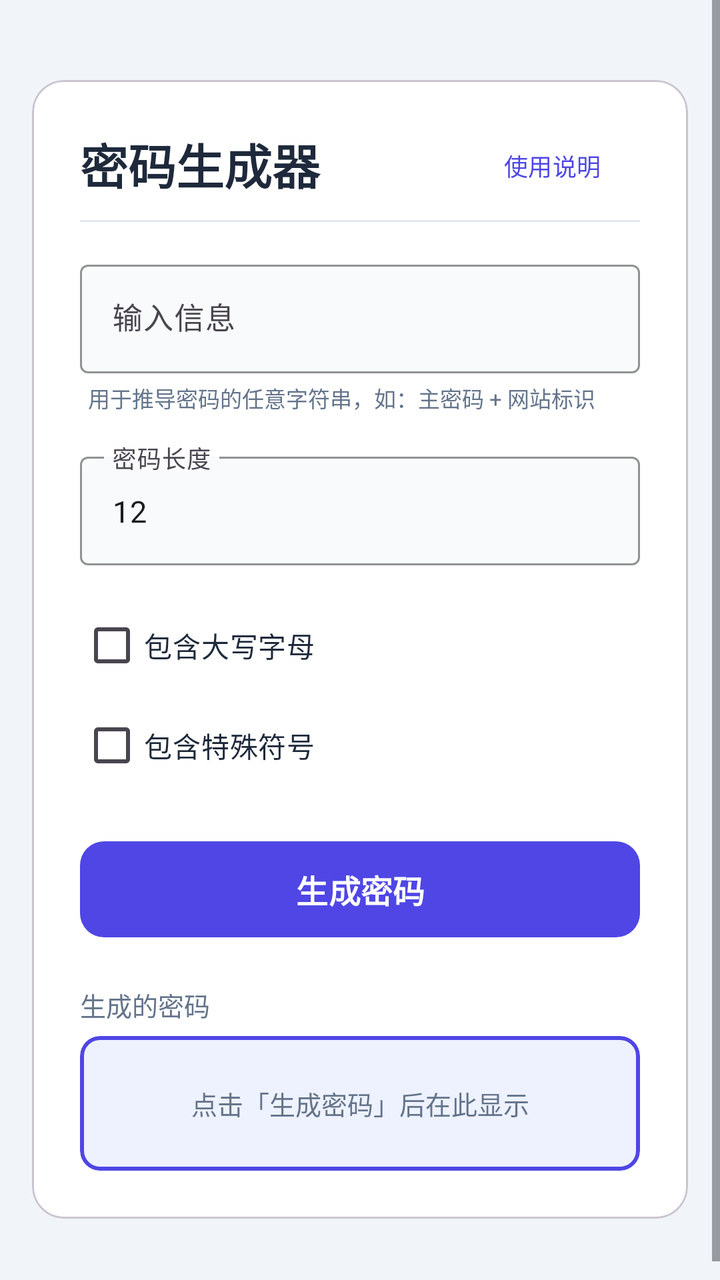
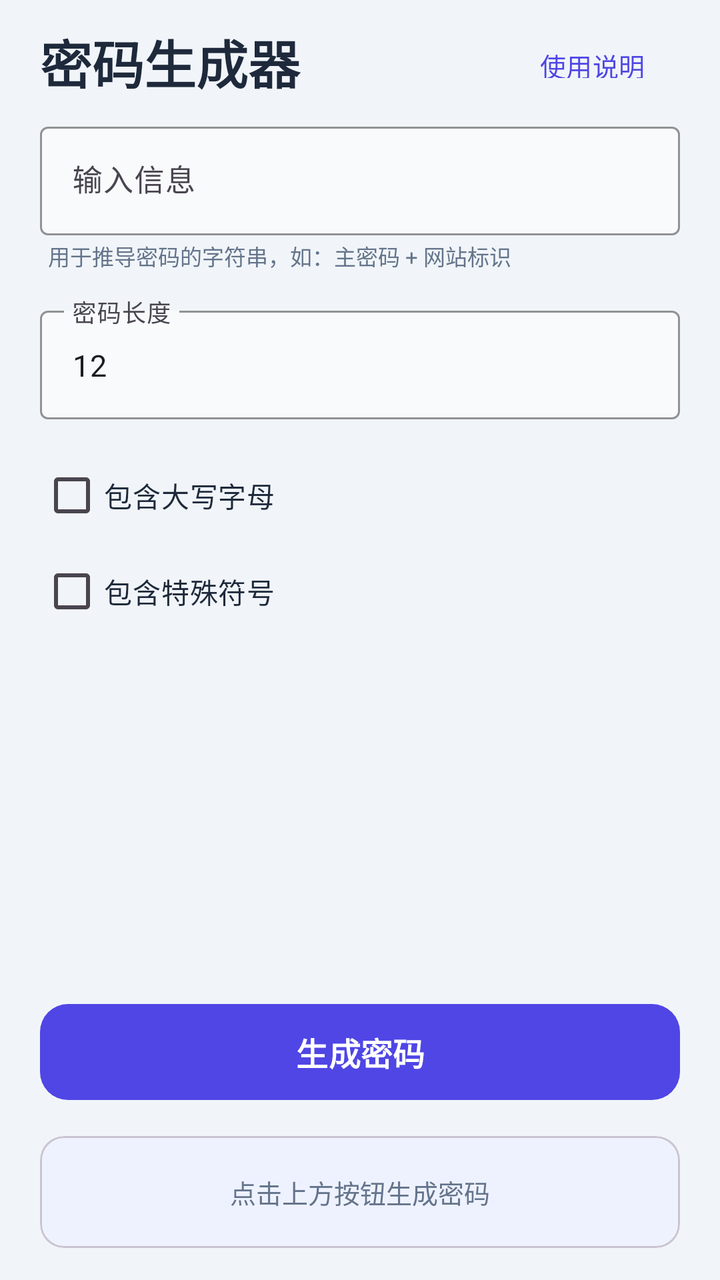

An Android layout rendered at two revisions. The XML below is the earlier revision; the diff shows what the commit changed to produce the second picture.
<!-- AndroidManifest.xml: application theme Theme.PwdGen -->
<!-- res/layout/activity_main.xml -->
<?xml version="1.0" encoding="utf-8"?>
<ScrollView xmlns:android="http://schemas.android.com/apk/res/android"
    xmlns:app="http://schemas.android.com/apk/res-auto"
    android:layout_width="match_parent"
    android:layout_height="match_parent"
    android:background="@color/bg"
    android:fillViewport="true">

    <LinearLayout
        android:layout_width="match_parent"
        android:layout_height="wrap_content"
        android:orientation="vertical"
        android:gravity="center_horizontal"
        android:padding="16dp">

        
        <com.google.android.material.card.MaterialCardView
            android:layout_width="match_parent"
            android:layout_height="wrap_content"
            android:layout_marginTop="24dp"
            android:layout_marginBottom="24dp"
            app:cardCornerRadius="16dp"
            app:cardElevation="2dp"
            app:cardBackgroundColor="@color/surface"
            app:contentPadding="24dp">

            <LinearLayout
                android:layout_width="match_parent"
                android:layout_height="wrap_content"
                android:orientation="vertical">

                
                <LinearLayout
                    android:layout_width="match_parent"
                    android:layout_height="wrap_content"
                    android:orientation="horizontal"
                    android:gravity="center_vertical"
                    android:layout_marginBottom="2dp">

                    <TextView
                        android:layout_width="0dp"
                        android:layout_height="wrap_content"
                        android:layout_weight="1"
                        android:text="密码生成器"
                        android:textColor="@color/text_primary"
                        android:textSize="24sp"
                        android:textStyle="bold" />

                    <com.google.android.material.button.MaterialButton
                        android:id="@+id/btnHelp"
                        android:layout_width="wrap_content"
                        android:layout_height="36dp"
                        android:text="使用说明"
                        android:textSize="12sp"
                        style="@style/Widget.Material3.Button.TextButton"
                        app:rippleColor="@color/primary"
                        android:textColor="@color/primary" />
                </LinearLayout>

                <View
                    android:layout_width="match_parent"
                    android:layout_height="1dp"
                    android:background="@color/divider"
                    android:layout_marginTop="8dp"
                    android:layout_marginBottom="16dp" />

                
                <com.google.android.material.textfield.TextInputLayout
                    android:layout_width="match_parent"
                    android:layout_height="wrap_content"
                    android:hint="输入信息"
                    app:hintTextColor="@color/primary"
                    app:boxStrokeColor="@color/primary"
                    app:boxBackgroundColor="@color/input_bg"
                    style="@style/Widget.Material3.TextInputLayout.OutlinedBox"
                    android:layout_marginBottom="4dp">

                    <com.google.android.material.textfield.TextInputEditText
                        android:id="@+id/inputText"
                        android:layout_width="match_parent"
                        android:layout_height="wrap_content"
                        android:singleLine="true"
                        android:textSize="15sp" />
                </com.google.android.material.textfield.TextInputLayout>

                <TextView
                    android:layout_width="wrap_content"
                    android:layout_height="wrap_content"
                    android:text="用于推导密码的任意字符串，如：主密码 + 网站标识"
                    android:textSize="11sp"
                    android:textColor="@color/text_subtle"
                    android:layout_marginStart="4dp"
                    android:layout_marginBottom="16dp" />

                
                <com.google.android.material.textfield.TextInputLayout
                    android:layout_width="match_parent"
                    android:layout_height="wrap_content"
                    android:hint="密码长度"
                    app:hintTextColor="@color/primary"
                    app:boxStrokeColor="@color/primary"
                    app:boxBackgroundColor="@color/input_bg"
                    style="@style/Widget.Material3.TextInputLayout.OutlinedBox"
                    android:layout_marginBottom="16dp">

                    <com.google.android.material.textfield.TextInputEditText
                        android:id="@+id/lengthText"
                        android:layout_width="match_parent"
                        android:layout_height="wrap_content"
                        android:singleLine="true"
                        android:inputType="number"
                        android:text="12"
                        android:textSize="15sp" />
                </com.google.android.material.textfield.TextInputLayout>

                
                <com.google.android.material.checkbox.MaterialCheckBox
                    android:id="@+id/chkUpper"
                    android:layout_width="wrap_content"
                    android:layout_height="wrap_content"
                    android:text="包含大写字母"
                    android:textSize="14sp"
                    android:textColor="@color/text_primary"
                    android:paddingVertical="4dp"
                    android:layout_marginBottom="2dp" />

                <com.google.android.material.checkbox.MaterialCheckBox
                    android:id="@+id/chkSymbol"
                    android:layout_width="wrap_content"
                    android:layout_height="wrap_content"
                    android:text="包含特殊符号"
                    android:textSize="14sp"
                    android:textColor="@color/text_primary"
                    android:paddingVertical="4dp"
                    android:layout_marginBottom="20dp" />

                
                <com.google.android.material.button.MaterialButton
                    android:id="@+id/btnGenerate"
                    android:layout_width="match_parent"
                    android:layout_height="56dp"
                    android:text="生成密码"
                    android:textSize="16sp"
                    android:textStyle="bold"
                    app:cornerRadius="12dp"
                    app:backgroundTint="@color/primary"
                    android:textColor="@color/surface"
                    android:layout_marginBottom="20dp" />

                
                <TextView
                    android:layout_width="wrap_content"
                    android:layout_height="wrap_content"
                    android:text="生成的密码"
                    android:textSize="13sp"
                    android:textColor="@color/text_subtle"
                    android:layout_marginBottom="6dp" />

                
                <com.google.android.material.card.MaterialCardView
                    android:layout_width="match_parent"
                    android:layout_height="wrap_content"
                    app:cardCornerRadius="10dp"
                    app:cardElevation="0dp"
                    app:strokeColor="@color/primary"
                    app:strokeWidth="2dp"
                    app:cardBackgroundColor="@color/output_bg"
                    app:contentPadding="16dp">

                    <LinearLayout
                        android:layout_width="match_parent"
                        android:layout_height="wrap_content"
                        android:orientation="vertical"
                        android:gravity="center">

                        <TextView
                            android:id="@+id/outputText"
                            android:layout_width="match_parent"
                            android:layout_height="wrap_content"
                            android:text="点击「生成密码」后在此显示"
                            android:textSize="13sp"
                            android:textColor="@color/text_subtle"
                            android:gravity="center"
                            android:fontFamily="monospace"
                            android:minHeight="32dp"
                            android:paddingVertical="8dp" />

                        <com.google.android.material.button.MaterialButton
                            android:id="@+id/btnCopy"
                            android:layout_width="wrap_content"
                            android:layout_height="40dp"
                            android:text="复制到剪贴板"
                            android:textSize="13sp"
                            app:cornerRadius="8dp"
                            app:backgroundTint="@color/primary"
                            android:textColor="@color/surface"
                            android:visibility="gone"
                            android:layout_marginTop="4dp" />
                    </LinearLayout>
                </com.google.android.material.card.MaterialCardView>

            </LinearLayout>
        </com.google.android.material.card.MaterialCardView>

    </LinearLayout>
</ScrollView>
<!-- resources referenced by this layout -->
<resources>
  <color name="bg">#FFF1F5F9</color>
  <color name="divider">#FFE2E8F0</color>
  <color name="input_bg">#FFF8FAFC</color>
  <color name="output_bg">#FFEEF2FF</color>
  <color name="primary">#FF4F46E5</color>
  <color name="surface">#FFFFFFFF</color>
  <color name="text_primary">#FF1E293B</color>
  <color name="text_subtle">#FF64748B</color>
  <style name="Theme.PwdGen" parent="Theme.Material3.Light.NoActionBar">
          <item name="colorPrimary">@color/primary</item>
          <item name="colorOnPrimary">@color/surface</item>
          <item name="android:statusBarColor">@color/bg</item>
          <item name="android:navigationBarColor">@color/surface</item>
          <item name="android:windowLightStatusBar">true</item>
      </style>
</resources>

<!-- the commit's change to res/layout/activity_main.xml (unified diff, before → after) -->
@@ -1,206 +1,185 @@
 <?xml version="1.0" encoding="utf-8"?>
-<ScrollView xmlns:android="http://schemas.android.com/apk/res/android"
+<LinearLayout xmlns:android="http://schemas.android.com/apk/res/android"
     xmlns:app="http://schemas.android.com/apk/res-auto"
     android:layout_width="match_parent"
     android:layout_height="match_parent"
-    android:background="@color/bg"
-    android:fillViewport="true">
+    android:orientation="vertical"
+    android:background="@color/bg">
 
+    
+    <ScrollView
+        android:layout_width="match_parent"
+        android:layout_height="0dp"
+        android:layout_weight="1"
+        android:fillViewport="false"
+        android:paddingHorizontal="20dp">
+
+        <LinearLayout
+            android:layout_width="match_parent"
+            android:layout_height="wrap_content"
+            android:orientation="vertical"
+            android:paddingTop="12dp">
+
+            
+            <LinearLayout
+                android:layout_width="match_parent"
+                android:layout_height="wrap_content"
+                android:orientation="horizontal"
+                android:gravity="center_vertical"
+                android:layout_marginBottom="8dp">
+
+                <TextView
+                    android:layout_width="0dp"
+                    android:layout_height="wrap_content"
+                    android:layout_weight="1"
+                    android:text="密码生成器"
+                    android:textColor="@color/text_primary"
+                    android:textSize="26sp"
+                    android:textStyle="bold" />
+
+                <com.google.android.material.button.MaterialButton
+                    android:id="@+id/btnHelp"
+                    android:layout_width="wrap_content"
+                    android:layout_height="36dp"
+                    android:text="使用说明"
+                    android:textSize="13sp"
+                    style="@style/Widget.Material3.Button.TextButton"
+                    android:textColor="@color/primary" />
+            </LinearLayout>
+
+            
+            <com.google.android.material.textfield.TextInputLayout
+                android:layout_width="match_parent"
+                android:layout_height="wrap_content"
+                android:hint="输入信息"
+                app:hintTextColor="@color/primary"
+                app:boxStrokeColor="@color/primary"
+                app:boxBackgroundColor="@color/input_bg"
+                style="@style/Widget.Material3.TextInputLayout.OutlinedBox"
+                android:layout_marginBottom="2dp">
+
+                <com.google.android.material.textfield.TextInputEditText
+                    android:id="@+id/inputText"
+                    android:layout_width="match_parent"
+                    android:layout_height="wrap_content"
+                    android:singleLine="true"
+                    android:textSize="15sp" />
+            </com.google.android.material.textfield.TextInputLayout>
+
+            <TextView
+                android:layout_width="wrap_content"
+                android:layout_height="wrap_content"
+                android:text="用于推导密码的字符串，如：主密码 + 网站标识"
+                android:textSize="11sp"
+                android:textColor="@color/text_subtle"
+                android:layout_marginStart="4dp"
+                android:layout_marginBottom="14dp" />
+
+            
+            <com.google.android.material.textfield.TextInputLayout
+                android:layout_width="match_parent"
+                android:layout_height="wrap_content"
+                android:hint="密码长度"
+                app:hintTextColor="@color/primary"
+                app:boxStrokeColor="@color/primary"
+                app:boxBackgroundColor="@color/input_bg"
+                style="@style/Widget.Material3.TextInputLayout.OutlinedBox"
+                android:layout_marginBottom="14dp">
+
+                <com.google.android.material.textfield.TextInputEditText
+                    android:id="@+id/lengthText"
+                    android:layout_width="match_parent"
+                    android:layout_height="wrap_content"
+                    android:singleLine="true"
+                    android:inputType="number"
+                    android:text="12"
+                    android:textSize="15sp" />
+            </com.google.android.material.textfield.TextInputLayout>
+
+            
+            <com.google.android.material.checkbox.MaterialCheckBox
+                android:id="@+id/chkUpper"
+                android:layout_width="wrap_content"
+                android:layout_height="wrap_content"
+                android:text="包含大写字母"
+                android:textSize="14sp"
+                android:textColor="@color/text_primary"
+                android:paddingVertical="2dp" />
+
+            <com.google.android.material.checkbox.MaterialCheckBox
+                android:id="@+id/chkSymbol"
+                android:layout_width="wrap_content"
+                android:layout_height="wrap_content"
+                android:text="包含特殊符号"
+                android:textSize="14sp"
+                android:textColor="@color/text_primary"
+                android:paddingVertical="2dp" />
+
+        </LinearLayout>
+    </ScrollView>
+
+    
     <LinearLayout
         android:layout_width="match_parent"
         android:layout_height="wrap_content"
         android:orientation="vertical"
-        android:gravity="center_horizontal"
-        android:padding="16dp">
+        android:paddingHorizontal="20dp"
+        android:paddingBottom="16dp"
+        android:background="@color/bg">
+
+        
+        <com.google.android.material.button.MaterialButton
+            android:id="@+id/btnGenerate"
+            android:layout_width="match_parent"
+            android:layout_height="56dp"
+            android:text="生成密码"
+            android:textSize="16sp"
+            android:textStyle="bold"
+            app:cornerRadius="14dp"
+            app:backgroundTint="@color/primary"
+            android:textColor="@color/surface"
+            android:layout_marginBottom="14dp" />
 
         
         <com.google.android.material.card.MaterialCardView
             android:layout_width="match_parent"
             android:layout_height="wrap_content"
-            android:layout_marginTop="24dp"
-            android:layout_marginBottom="24dp"
-            app:cardCornerRadius="16dp"
-            app:cardElevation="2dp"
-            app:cardBackgroundColor="@color/surface"
-            app:contentPadding="24dp">
+            app:cardCornerRadius="12dp"
+            app:cardElevation="0dp"
+            app:cardBackgroundColor="@color/output_bg">
 
             <LinearLayout
                 android:layout_width="match_parent"
                 android:layout_height="wrap_content"
-                android:orientation="vertical">
+                android:orientation="vertical"
+                android:gravity="center"
+                android:padding="16dp">
 
-                
-                <LinearLayout
+                <TextView
+                    android:id="@+id/outputText"
                     android:layout_width="match_parent"
                     android:layout_height="wrap_content"
-                    android:orientation="horizontal"
-                    android:gravity="center_vertical"
-                    android:layout_marginBottom="2dp">
+                    android:text="点击上方按钮生成密码"
+                    android:textSize="13sp"
+                    android:textColor="@color/text_subtle"
+                    android:gravity="center"
+                    android:fontFamily="monospace"
+                    android:minHeight="24dp" />
 
-                    <TextView
-                        android:layout_width="0dp"
-                        android:layout_height="wrap_content"
-                        android:layout_weight="1"
-                        android:text="密码生成器"
-                        android:textColor="@color/text_primary"
-                        android:textSize="24sp"
-                        android:textStyle="bold" />
-
-                    <com.google.android.material.button.MaterialButton
-                        android:id="@+id/btnHelp"
-                        android:layout_width="wrap_content"
-                        android:layout_height="36dp"
-                        android:text="使用说明"
-                        android:textSize="12sp"
-                        style="@style/Widget.Material3.Button.TextButton"
-                        app:rippleColor="@color/primary"
-                        android:textColor="@color/primary" />
-                </LinearLayout>
-
-                <View
-                    android:layout_width="match_parent"
-                    android:layout_height="1dp"
-                    android:background="@color/divider"
-                    android:layout_marginTop="8dp"
-                    android:layout_marginBottom="16dp" />
-
-                
-                <com.google.android.material.textfield.TextInputLayout
-                    android:layout_width="match_parent"
-                    android:layout_height="wrap_content"
-                    android:hint="输入信息"
-                    app:hintTextColor="@color/primary"
-                    app:boxStrokeColor="@color/primary"
-                    app:boxBackgroundColor="@color/input_bg"
-                    style="@style/Widget.Material3.TextInputLayout.OutlinedBox"
-                    android:layout_marginBottom="4dp">
-
-                    <com.google.android.material.textfield.TextInputEditText
-                        android:id="@+id/inputText"
-                        android:layout_width="match_parent"
-                        android:layout_height="wrap_content"
-                        android:singleLine="true"
-                        android:textSize="15sp" />
-                </com.google.android.material.textfield.TextInputLayout>
-
-                <TextView
+                <com.google.android.material.button.MaterialButton
+                    android:id="@+id/btnCopy"
                     android:layout_width="wrap_content"
-                    android:layout_height="wrap_content"
-                    android:text="用于推导密码的任意字符串，如：主密码 + 网站标识"
-                    android:textSize="11sp"
-                    android:textColor="@color/text_subtle"
-                    android:layout_marginStart="4dp"
-                    android:layout_marginBottom="16dp" />
-
-                
-                <com.google.android.material.textfield.TextInputLayout
-                    android:layout_width="match_parent"
-                    android:layout_height="wrap_content"
-                    android:hint="密码长度"
-                    app:hintTextColor="@color/primary"
-                    app:boxStrokeColor="@color/primary"
-                    app:boxBackgroundColor="@color/input_bg"
-                    style="@style/Widget.Material3.TextInputLayout.OutlinedBox"
-                    android:layout_marginBottom="16dp">
-
-                    <com.google.android.material.textfield.TextInputEditText
-                        android:id="@+id/lengthText"
-                        android:layout_width="match_parent"
-                        android:layout_height="wrap_content"
-                        android:singleLine="true"
-                        android:inputType="number"
-                        android:text="12"
-                        android:textSize="15sp" />
-                </com.google.android.material.textfield.TextInputLayout>
-
-                
-                <com.google.android.material.checkbox.MaterialCheckBox
-                    android:id="@+id/chkUpper"
-                    android:layout_width="wrap_content"
-                    android:layout_height="wrap_content"
-                    android:text="包含大写字母"
-                    android:textSize="14sp"
-                    android:textColor="@color/text_primary"
-                    android:paddingVertical="4dp"
-                    android:layout_marginBottom="2dp" />
-
-                <com.google.android.material.checkbox.MaterialCheckBox
-                    android:id="@+id/chkSymbol"
-                    android:layout_width="wrap_content"
-                    android:layout_height="wrap_content"
-                    android:text="包含特殊符号"
-                    android:textSize="14sp"
-                    android:textColor="@color/text_primary"
-                    android:paddingVertical="4dp"
-                    android:layout_marginBottom="20dp" />
-
-                
-                <com.google.android.material.button.MaterialButton
-                    android:id="@+id/btnGenerate"
-                    android:layout_width="match_parent"
-                    android:layout_height="56dp"
-                    android:text="生成密码"
-                    android:textSize="16sp"
-                    android:textStyle="bold"
-                    app:cornerRadius="12dp"
+                    android:layout_height="40dp"
+                    android:text="复制到剪贴板"
+                    android:textSize="13sp"
+                    app:cornerRadius="8dp"
                     app:backgroundTint="@color/primary"
                     android:textColor="@color/surface"
-                    android:layout_marginBottom="20dp" />
-
-                
-                <TextView
-                    android:layout_width="wrap_content"
-                    android:layout_height="wrap_content"
-                    android:text="生成的密码"
-                    android:textSize="13sp"
-                    android:textColor="@color/text_subtle"
-                    android:layout_marginBottom="6dp" />
-
-                
-                <com.google.android.material.card.MaterialCardView
-                    android:layout_width="match_parent"
-                    android:layout_height="wrap_content"
-                    app:cardCornerRadius="10dp"
-                    app:cardElevation="0dp"
-                    app:strokeColor="@color/primary"
-                    app:strokeWidth="2dp"
-                    app:cardBackgroundColor="@color/output_bg"
-                    app:contentPadding="16dp">
-
-                    <LinearLayout
-                        android:layout_width="match_parent"
-                        android:layout_height="wrap_content"
-                        android:orientation="vertical"
-                        android:gravity="center">
-
-                        <TextView
-                            android:id="@+id/outputText"
-                            android:layout_width="match_parent"
-                            android:layout_height="wrap_content"
-                            android:text="点击「生成密码」后在此显示"
-                            android:textSize="13sp"
-                            android:textColor="@color/text_subtle"
-                            android:gravity="center"
-                            android:fontFamily="monospace"
-                            android:minHeight="32dp"
-                            android:paddingVertical="8dp" />
-
-                        <com.google.android.material.button.MaterialButton
-                            android:id="@+id/btnCopy"
-                            android:layout_width="wrap_content"
-                            android:layout_height="40dp"
-                            android:text="复制到剪贴板"
-                            android:textSize="13sp"
-                            app:cornerRadius="8dp"
-                            app:backgroundTint="@color/primary"
-                            android:textColor="@color/surface"
-                            android:visibility="gone"
-                            android:layout_marginTop="4dp" />
-                    </LinearLayout>
-                </com.google.android.material.card.MaterialCardView>
-
+                    android:visibility="gone"
+                    android:layout_marginTop="8dp" />
             </LinearLayout>
         </com.google.android.material.card.MaterialCardView>
 
     </LinearLayout>
-</ScrollView>
+
+</LinearLayout>
<!-- resource entries referenced after the edit -->
@@ -1,7 +1,6 @@
 <!-- resources referenced by this layout -->
 <resources>
   <color name="bg">#FFF1F5F9</color>
-  <color name="divider">#FFE2E8F0</color>
   <color name="input_bg">#FFF8FAFC</color>
   <color name="output_bg">#FFEEF2FF</color>
   <color name="primary">#FF4F46E5</color>
